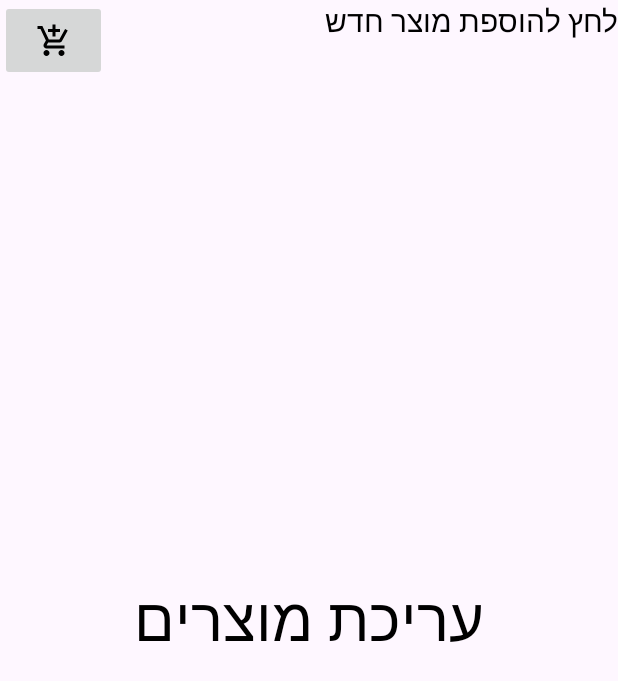
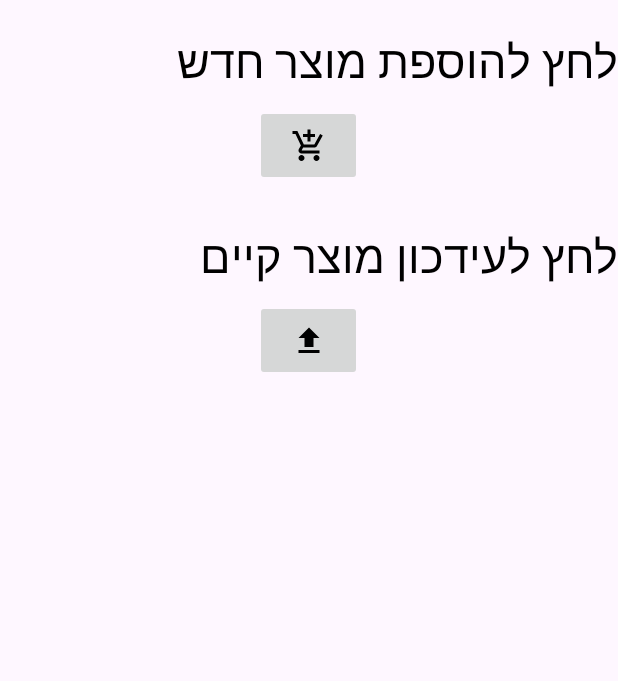
Before and after one commit to ErgaDN/Together, an Android app: the layout fragment_editing_products.xml on its own in the app's theme, with its tools: preview values and no code run, on a phone screen of 412 x 824 dp. Shown: the top 681 px of the screen. Run offline under Robolectric (Android 15) with nearby library versions, the phone set to English and light mode, and no system bars.

Commit message:
update view of fragment_editing_products

```diff
--- /dev/null
+++ b/app/src/main/res/drawable/ic_update.xml
@@ -0,0 +1,5 @@
+<vector android:height="24dp" android:tint="#000000"
+    android:viewportHeight="24" android:viewportWidth="24"
+    android:width="24dp" xmlns:android="http://schemas.android.com/apk/res/android">
+    <path android:fillColor="@android:color/white" android:pathData="M9,16h6v-6h4l-7,-7 -7,7h4zM5,18h14v2L5,20z"/>
+</vector>
--- a/app/src/main/res/layout/fragment_editing_products.xml
+++ b/app/src/main/res/layout/fragment_editing_products.xml
@@ -7,23 +7,36 @@
 
     <TextView
         android:layout_width="match_parent"
-        android:layout_height="match_parent"
-        android:gravity="center"
-        android:text="@string/editing_products"
-        android:textColor="@color/black"
-        android:textSize="40sp" />
-
-    <TextView
-        android:layout_width="match_parent"
         android:layout_height="41dp"
+        android:layout_gravity="top|center_horizontal"
+        android:layout_marginTop="20dp"
         android:text="@string/add_product"
         android:textColor="@color/black"
-        android:textSize="20sp" />
+        android:textSize="30sp" />
 
     <ImageButton
         android:id="@+id/btn_addproduct"
         android:layout_width="71dp"
         android:layout_height="54dp"
+        android:layout_gravity="top|center_horizontal"
+        android:layout_marginTop="70dp"
         android:src="@drawable/baseline_add_shopping_cart_24" />
 
+    <TextView
+        android:layout_width="match_parent"
+        android:layout_height="41dp"
+        android:text="@string/update_product"
+        android:textColor="@color/black"
+        android:textSize="30sp"
+        android:layout_gravity="top|center_horizontal"
+        android:layout_marginTop="150dp" />
+
+    <ImageButton
+        android:id="@+id/btn_updateproduct"
+        android:layout_width="71dp"
+        android:layout_height="54dp"
+        android:src="@drawable/ic_update"
+        android:layout_gravity="top|center_horizontal"
+        android:layout_marginTop="200dp" />
+
 </FrameLayout>
--- a/app/src/main/res/values/strings.xml
+++ b/app/src/main/res/values/strings.xml
@@ -26,6 +26,7 @@
     <string name="category">קטגוריה</string>
     <string name="quantity">כמות</string>
     <string name="price">מחיר</string>
+    <string name="update_product">לחץ לעידכון מוצר קיים</string>
 
 
 </resources>
```
